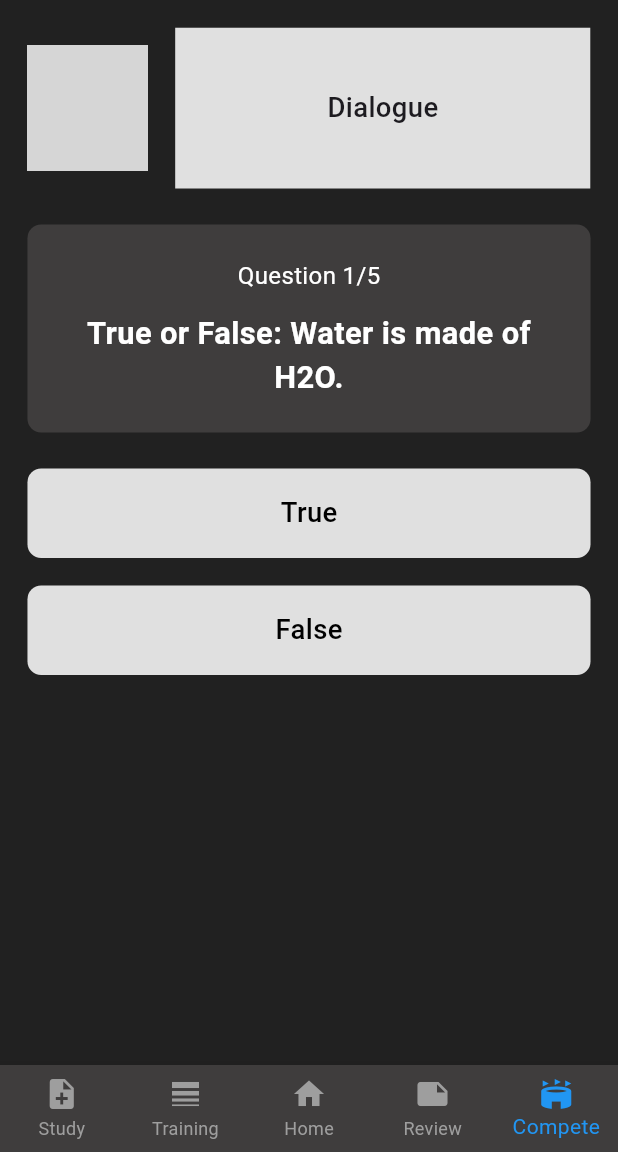
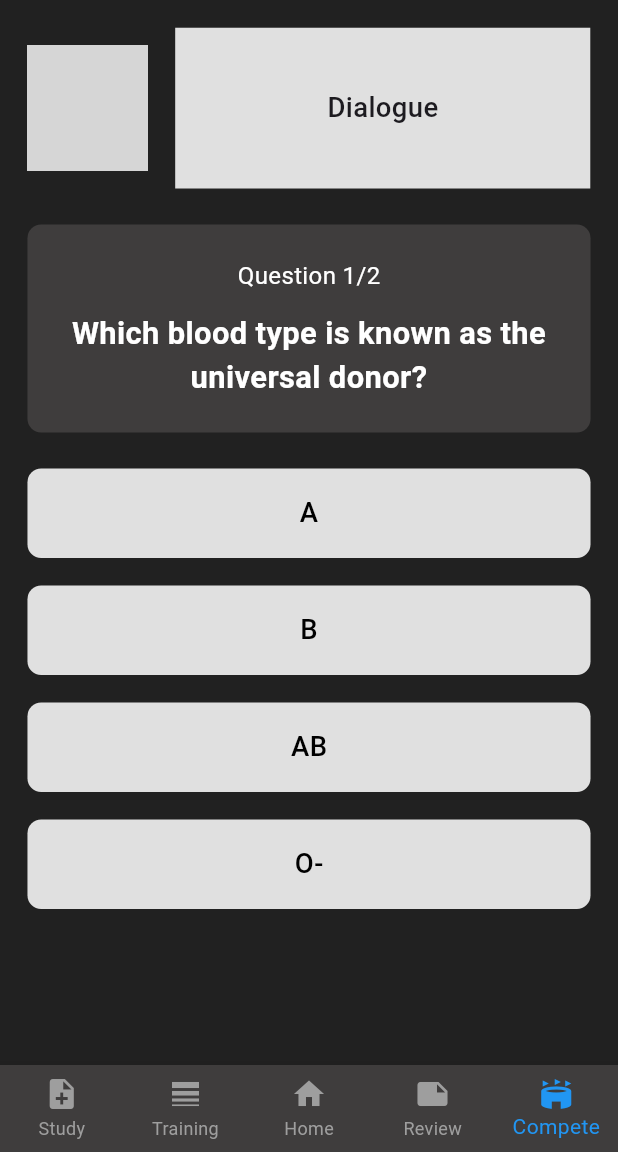
Before and after one commit to Anhakian/Bot-Demo, a Flutter app: the QuizScreen screen opened directly with empty values, on a phone screen of 412 x 824 dp, the part 84-1236 px from its top. Run offline on Flutter 3.47's test engine with Material 3 defaults, Android fonts, the light colour scheme and no system bars; our stand-ins replace flutter_screenutil; grey boxes are pictures that could not be loaded.

Commit message:
Update quiz_page.dart

```diff
--- a/lib/pages/quiz_page.dart
+++ b/lib/pages/quiz_page.dart
@@ -4,15 +4,16 @@
 import 'package:bot_demo/models/bot.dart';
 import 'package:flutter/material.dart';
 import 'package:flutter_screenutil/flutter_screenutil.dart';
-
 import '../resources/questions.dart';
 
 class QuizScreen extends StatefulWidget {
   final Bot bot;
+  final int playerMcat; // starting MCAT score
 
   const QuizScreen({
     super.key,
     required this.bot,
+    this.playerMcat = 509,
   });
 
   @override
@@ -29,24 +30,24 @@
   bool isAnswered = false;
 
   late List<Map<String, dynamic>> currentQuestions;
-  late List<Map<String, dynamic>> allQuestions;
+
+  String getDifficultyForScore(int score) {
+    if (score < 500) return "beginner";
+    if (score < 510) return "novice";
+    if (score < 520) return "advanced";
+    return "expert";
+  }
 
   @override
   void initState() {
+    super.initState();
     startTime = DateTime.now();
-    super.initState();
 
-    // Flatten all questions from all categories
-    allQuestions = QUESTION_BANK.values.expand((list) => list).toList();
-
-    shuffleQuestions();
-  }
-
-  void shuffleQuestions() {
-    // Shuffle the list for randomness
-    allQuestions.shuffle();
-
-    currentQuestions = allQuestions.take(NUM_QUESTIONS).toList();
+    String difficulty = getDifficultyForScore(widget.playerMcat);
+    currentQuestions =
+        List<Map<String, dynamic>>.from(QUESTION_BANK[difficulty]!);
+    currentQuestions.shuffle();
+    currentQuestions = currentQuestions.take(NUM_QUESTIONS).toList();
   }
 
   Map<String, dynamic> get currentQuestion =>
@@ -62,7 +63,6 @@
     String correctAnswer = currentQuestion['answer'];
     bool isCorrect = false;
 
-    // Check if the selected answer is correct
     if (currentQuestion['type'] == 'text') {
       isCorrect = textController.text.toLowerCase().trim() ==
           correctAnswer.toLowerCase().trim();
@@ -70,20 +70,17 @@
       isCorrect = selectedAnswer == correctAnswer;
     }
 
-    // Update score if correct
     if (isCorrect) {
       setState(() {
         score++;
       });
     }
 
-    // Mark the question as answered
     setState(() {
       isAnswered = true;
     });
 
-    // Add delay before moving to the next question or finishing the quiz
-    Future.delayed(const Duration(seconds: 2), () {
+    Future.delayed(const Duration(seconds: 1), () {
       if (currentQuestionIndex < currentQuestions.length - 1) {
         setState(() {
           currentQuestionIndex++;
@@ -92,7 +89,6 @@
           isAnswered = false;
         });
       } else {
-        // Quiz finished
         Navigator.pushReplacementNamed(
           context,
           '/endquiz',
@@ -101,6 +97,7 @@
             'score': score,
             'total': currentQuestions.length,
             'timeTaken': DateTime.now().difference(startTime),
+            'playerMcat': widget.playerMcat,
           },
         );
       }
@@ -108,45 +105,29 @@
   }
 
   Color getOptionColor(String option) {
-    if (!isAnswered) {
-      return Colors.grey[300]!;
-    }
-
+    if (!isAnswered) return Colors.grey[300]!;
     if (option == selectedAnswer &&
-        selectedAnswer != currentQuestion['answer']) {
-      return Colors.red;
-    }
-
+        selectedAnswer != currentQuestion['answer']) return Colors.red;
     if (option == selectedAnswer &&
-        selectedAnswer == currentQuestion['answer']) {
-      return Colors.green;
-    }
-
+        selectedAnswer == currentQuestion['answer']) return Colors.green;
     return Colors.grey[300]!;
   }
 
   Color getTextAnswerColor() {
-    if (!isAnswered) {
-      return Colors.grey[300]!;
-    }
-
+    if (!isAnswered) return Colors.grey[300]!;
     if (textController.text.trim().toLowerCase() ==
-        currentQuestion['answer'].toLowerCase().trim()) {
-      return Colors.green;
-    } else {
+        currentQuestion['answer'].toLowerCase().trim()) return Colors.green;
     return Colors.red;
-    }
   }
 
   Widget buildAnswerOptions() {
     String questionType = currentQuestion['type'];
 
     if (questionType == 'mcq') {
-      List<String> options = List<String>.from(currentQuestion['options']);
       return Column(
-        children: options
-            .map(
-              (option) => Padding(
+        children: List<String>.from(currentQuestion['options']).map(
+          (option) {
+            return Padding(
               padding: EdgeInsets.only(bottom: 16.sp),
               child: GestureDetector(
                 onTap: () {
@@ -161,26 +142,22 @@
                     borderRadius: BorderRadius.circular(8.sp),
                   ),
                   child: Center(
-                      child: Text(
-                        option,
+                    child: Text(option,
                         style: TextStyle(
                             fontSize: 16.sp,
                             fontWeight: FontWeight.w500,
-                          color: Colors.black,
+                            color: Colors.black)),
                   ),
                 ),
               ),
-                  ),
-                ),
-              ),
-            )
-            .toList(),
+            );
+          },
+        ).toList(),
       );
     } else if (questionType == 'truefalse') {
       return Column(
-        children: ['True', 'False']
-            .map(
-              (option) => Padding(
+        children: ['True', 'False'].map((option) {
+          return Padding(
             padding: EdgeInsets.only(bottom: 16.sp),
             child: GestureDetector(
               onTap: () {
@@ -195,20 +172,16 @@
                   borderRadius: BorderRadius.circular(8.sp),
                 ),
                 child: Center(
-                      child: Text(
-                        option,
+                  child: Text(option,
                       style: TextStyle(
                           fontSize: 16.sp,
                           fontWeight: FontWeight.w500,
-                          color: Colors.black,
+                          color: Colors.black)),
                 ),
               ),
             ),
-                  ),
-                ),
-              ),
-            )
-            .toList(),
+          );
+        }).toList(),
       );
     } else if (questionType == 'text') {
       return Column(
@@ -227,15 +200,7 @@
                 hintText: 'Your answer...',
                 border: InputBorder.none,
               ),
-              style: TextStyle(
-                fontSize: 16.sp,
-                color: Colors.black,
-              ),
-              onChanged: (value) {
-                setState(() {
-                  selectedAnswer = value.isNotEmpty ? value : null;
-                });
-              },
+              style: TextStyle(fontSize: 16.sp, color: Colors.black),
             ),
           ),
           SizedBox(height: 10.h),
@@ -244,19 +209,13 @@
             style: ElevatedButton.styleFrom(
               backgroundColor: const Color(0xFF3F3D3D),
               shape: RoundedRectangleBorder(
-                borderRadius: BorderRadius.circular(12.sp),
+                  borderRadius: BorderRadius.circular(12.sp)),
             ),
-            ),
-            child: Icon(
-              Icons.send,
-              color: Colors.grey[400],
-              size: 20.sp,
-            ),
+            child: Icon(Icons.send, color: Colors.grey[400], size: 20.sp),
           )
         ],
       );
     }
-
     return Container();
   }
 
@@ -264,9 +223,7 @@
   Widget build(BuildContext context) {
     return Scaffold(
       backgroundColor: Colors.grey[900],
-      appBar: const BotAppBar(
-        name: 'MCAT Bots',
-      ),
+      appBar: const BotAppBar(name: 'MCAT Bots'),
       body: SafeArea(
         child: Padding(
           padding: EdgeInsets.all(16.sp),
@@ -274,38 +231,19 @@
             children: [
               Row(
                 children: [
-                  // Avatar
                   SizedBox(
                     width: 70.w,
                     height: 70.h,
-                    // decoration: BoxDecoration(
-                    //   color: Colors.brown[300],
-                    //   borderRadius: BorderRadius.circular(8),
-                    // ),
                     child: ClipRRect(
                       borderRadius: BorderRadius.circular(8),
-                      child: Image.asset(
-                        widget.bot.image,
-                        fit: BoxFit.cover,
-                        errorBuilder: (context, error, stackTrace) {
-                          return Icon(
-                            Icons.person,
-                            size: 40.sp,
-                            color: Colors.white,
-                          );
-                        },
-                      ),
+                      child: Image.asset(widget.bot.image, fit: BoxFit.cover),
                     ),
                   ),
                   SizedBox(width: 16.sp),
-
-                  const DialogueBox()
+                  const DialogueBox(),
                 ],
               ),
-
               SizedBox(height: 20.h),
-
-              // Question section
               Container(
                 width: double.infinity,
                 padding: EdgeInsets.all(20.sp),
@@ -317,10 +255,7 @@
                   children: [
                     Text(
                       'Question ${currentQuestionIndex + 1}/${currentQuestions.length}',
-                      style: TextStyle(
-                        color: Colors.white,
-                        fontSize: 14.sp,
-                      ),
+                      style: TextStyle(color: Colors.white, fontSize: 14.sp),
                     ),
                     SizedBox(height: 10.h),
                     Text(
@@ -335,15 +270,8 @@
                   ],
                 ),
               ),
-
               SizedBox(height: 20.h),
-
-              // Answer options
-              Expanded(
-                child: SingleChildScrollView(
-                  child: buildAnswerOptions(),
-                ),
-              ),
+              Expanded(child: SingleChildScrollView(child: buildAnswerOptions())),
             ],
           ),
         ),
```
Lines whose indentation alone changed are shown as unchanged.
